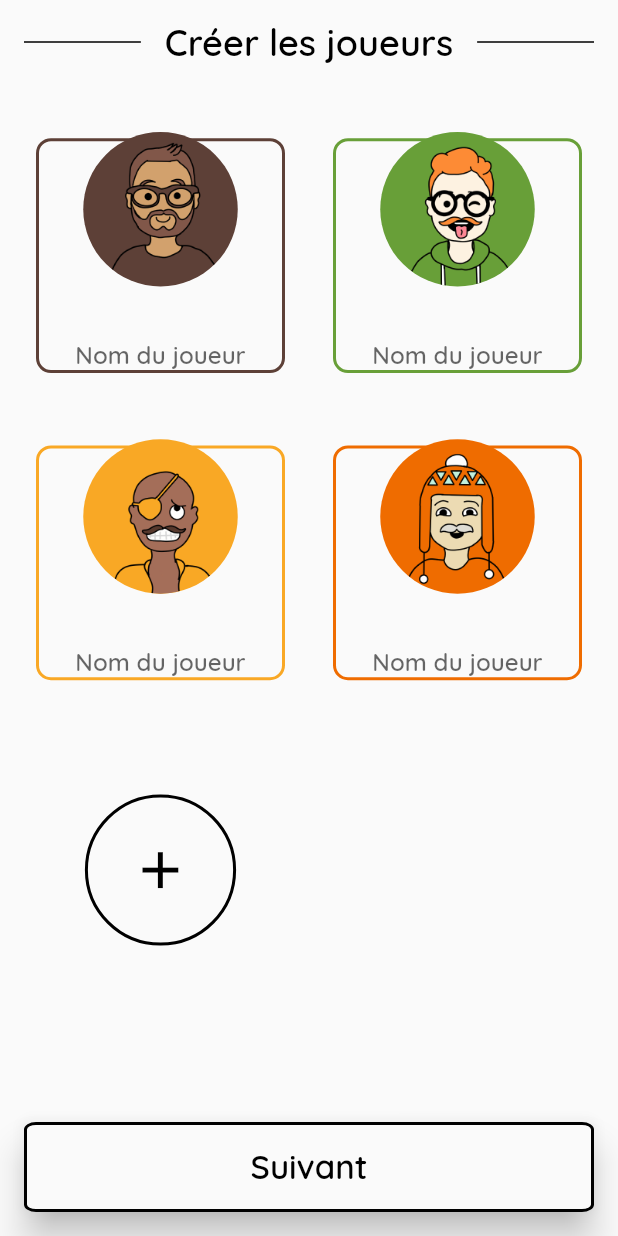
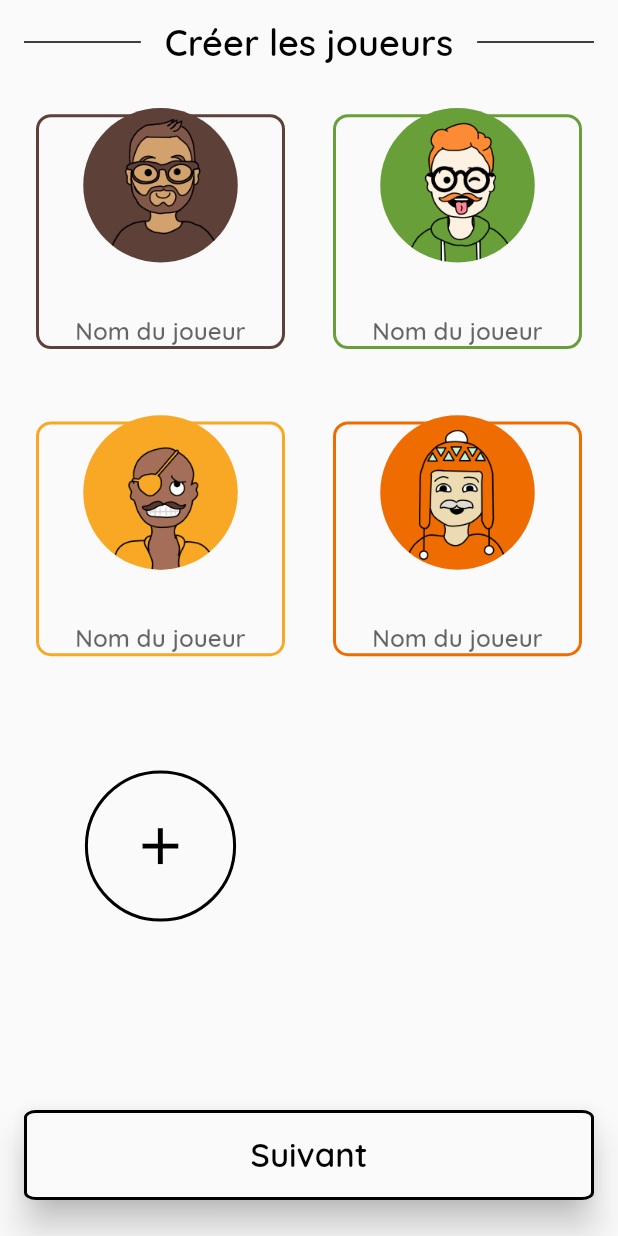
Before and after one commit to Zigotote/barbu_score, a Flutter app: the screen it shows after launch, after a tap on "Démarrer une partie", on a phone screen of 412 x 824 dp. Run offline on Flutter 3.47's test engine with Material 2 defaults, Android fonts, the phone set to English and light mode, and no system bars; drawn by our look-alikes of flip_card; our stand-ins replace get, get_storage, sprintf, wakelock; missing offline and left inert: flutter_circular_text.

Commit message:
Upd: improve spaces in page layout

```diff
--- a/lib/pages/prepare_party.dart
+++ b/lib/pages/prepare_party.dart
@@ -31,7 +31,7 @@ class PrepareParty extends GetView<PartyController> {
       title: "Préparer la partie",
       hasLeading: true,
       content: Column(
-        mainAxisAlignment: MainAxisAlignment.spaceAround,
+        mainAxisAlignment: MainAxisAlignment.spaceEvenly,
         crossAxisAlignment: CrossAxisAlignment.center,
         mainAxisSize: MainAxisSize.max,
         children: [
--- a/lib/widgets/page_layouts.dart
+++ b/lib/widgets/page_layouts.dart
@@ -50,17 +50,11 @@ class DefaultPage extends GetWidget {
                 ),
               )
             : null,
-        padding: EdgeInsets.symmetric(
-          horizontal: 16,
-          vertical: 16,
-        ),
+        padding: EdgeInsets.symmetric(horizontal: 16),
         child: this.content,
       ),
       bottomNavigationBar: Padding(
-        padding: EdgeInsets.symmetric(
-          horizontal: 16,
-          vertical: 16,
-        ),
+        padding: EdgeInsets.fromLTRB(16, 16, 16, 24),
         child: this.bottomWidget,
       ),
     );
```
Also changed, not shown: 1 other file.
